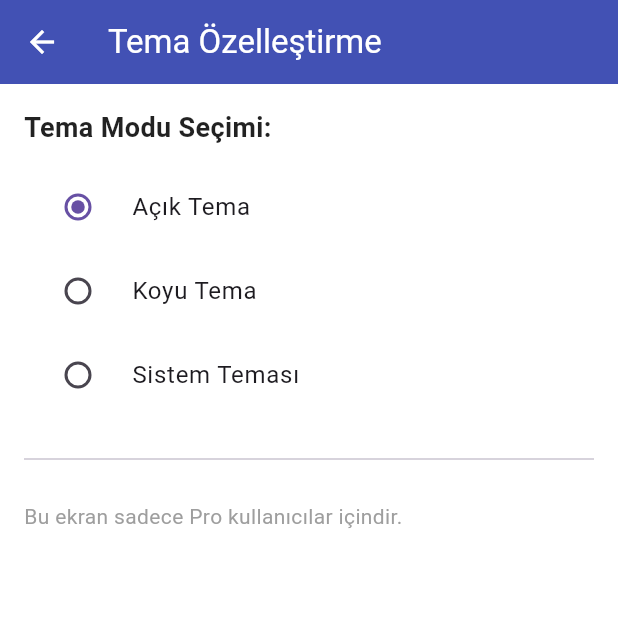
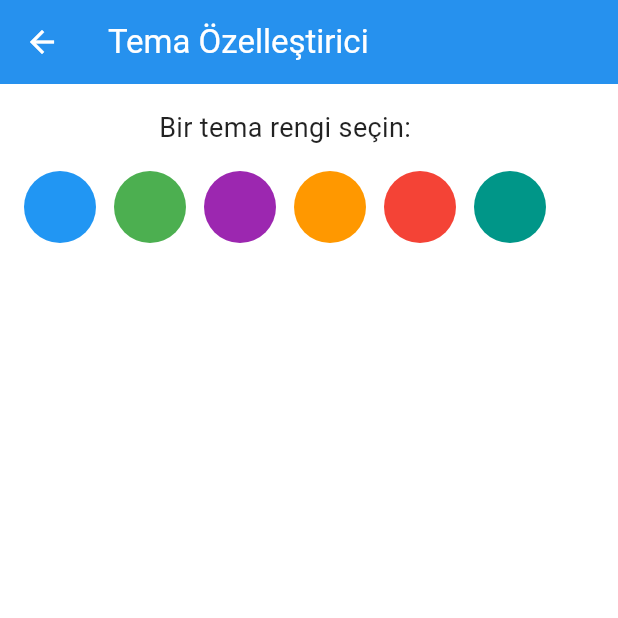
Before and after one commit to nechh42/esnafpanel_mobile, a Flutter app: the ThemeCustomizerScreen screen opened directly, on a phone screen of 412 x 824 dp, the top half of it. Run offline on Flutter 3.47's test engine with Material 3 defaults, Android fonts, the phone set to English and light mode, and no system bars; our stand-ins replace cloud_firestore, firebase_auth, firebase_core, fl_chart, shared_preferences; accounts and stored records are empty.

Commit message:
güncelleme

```diff
--- a/lib/theme/theme_customizer.dart
+++ b/lib/theme/theme_customizer.dart
@@ -1,53 +1,85 @@
-// lib/screens/theme/theme_customizer.dart
+// lib/theme/theme_customizer.dart
 
 import 'package:flutter/material.dart';
-import 'package:provider/provider.dart';
-import 'package:esnafpanel_mobile/providers/theme_provider.dart';
+import 'package:shared_preferences/shared_preferences.dart';
 
-class ThemeCustomizerScreen extends StatelessWidget {
-  const ThemeCustomizerScreen({super.key});
+class ThemeCustomizerScreen extends StatefulWidget {
+  const ThemeCustomizerScreen({Key? key}) : super(key: key);
+
+  @override
+  State<ThemeCustomizerScreen> createState() => _ThemeCustomizerScreenState();
+}
+
+class _ThemeCustomizerScreenState extends State<ThemeCustomizerScreen> {
+  Color _selectedColor = Colors.blue;
+
+  @override
+  void initState() {
+    super.initState();
+    _loadThemeColor();
+  }
+
+  Future<void> _loadThemeColor() async {
+    final prefs = await SharedPreferences.getInstance();
+    final colorValue = prefs.getInt('themeColor') ?? Colors.blue.value;
+    setState(() {
+      _selectedColor = Color(colorValue);
+    });
+  }
+
+  Future<void> _saveThemeColor(Color color) async {
+    final prefs = await SharedPreferences.getInstance();
+    await prefs.setInt('themeColor', color.value);
+  }
+
+  void _changeColor(Color color) {
+    setState(() {
+      _selectedColor = color;
+    });
+    _saveThemeColor(color);
+    ScaffoldMessenger.of(context).showSnackBar(
+      SnackBar(content: Text("Tema rengi güncellendi: ${color.toString()}")),
+    );
+  }
 
   @override
   Widget build(BuildContext context) {
-    final themeProvider = Provider.of<ThemeProvider>(context);
-    ThemeMode currentTheme = themeProvider.themeMode;
+    final List<Color> colors = [
+      Colors.blue,
+      Colors.green,
+      Colors.purple,
+      Colors.orange,
+      Colors.red,
+      Colors.teal,
+    ];
 
     return Scaffold(
-      appBar: AppBar(title: const Text('Tema Özelleştirme')),
+      appBar: AppBar(
+        title: const Text("Tema Özelleştirici"),
+        backgroundColor: _selectedColor,
+      ),
       body: Padding(
         padding: const EdgeInsets.all(16.0),
         child: Column(
-          crossAxisAlignment: CrossAxisAlignment.start,
           children: [
-            const Text(
-              'Tema Modu Seçimi:',
-              style: TextStyle(fontSize: 18, fontWeight: FontWeight.bold),
-            ),
-            const SizedBox(height: 12),
-            RadioListTile<ThemeMode>(
-              title: const Text('Açık Tema'),
-              value: ThemeMode.light,
-              groupValue: currentTheme,
-              onChanged: (value) => themeProvider.setTheme(value!),
-            ),
-            RadioListTile<ThemeMode>(
-              title: const Text('Koyu Tema'),
-              value: ThemeMode.dark,
-              groupValue: currentTheme,
-              onChanged: (value) => themeProvider.setTheme(value!),
-            ),
-            RadioListTile<ThemeMode>(
-              title: const Text('Sistem Teması'),
-              value: ThemeMode.system,
-              groupValue: currentTheme,
-              onChanged: (value) => themeProvider.setTheme(value!),
-            ),
-            const SizedBox(height: 20),
-            const Divider(),
-            const SizedBox(height: 20),
-            const Text(
-              'Bu ekran sadece Pro kullanıcılar içindir.',
-              style: TextStyle(color: Colors.grey),
+            const Text("Bir tema rengi seçin:", style: TextStyle(fontSize: 18)),
+            const SizedBox(height: 16),
+            Wrap(
+              spacing: 12,
+              children:
+                  colors.map((color) {
+                    return GestureDetector(
+                      onTap: () => _changeColor(color),
+                      child: CircleAvatar(
+                        backgroundColor: color,
+                        radius: 24,
+                        child:
+                            _selectedColor == color
+                                ? const Icon(Icons.check, color: Colors.white)
+                                : null,
+                      ),
+                    );
+                  }).toList(),
             ),
           ],
         ),
```
Also changed, not shown: lib/main.dart (+38 -34 lines), lib/screens/customer/customer_management_screen.dart (+68 -34 lines), lib/screens/order/order_appointment_screen.dart (+77 -42 lines), lib/screens/payment/google_play_billing.dart (+43 -37 lines), lib/screens/report/report_screen.dart (+52 -77 lines), lib/screens/splash/splash_screen.dart (+16 -30 lines), lib/services/yedekleme_service.dart (+26 -48 lines).
